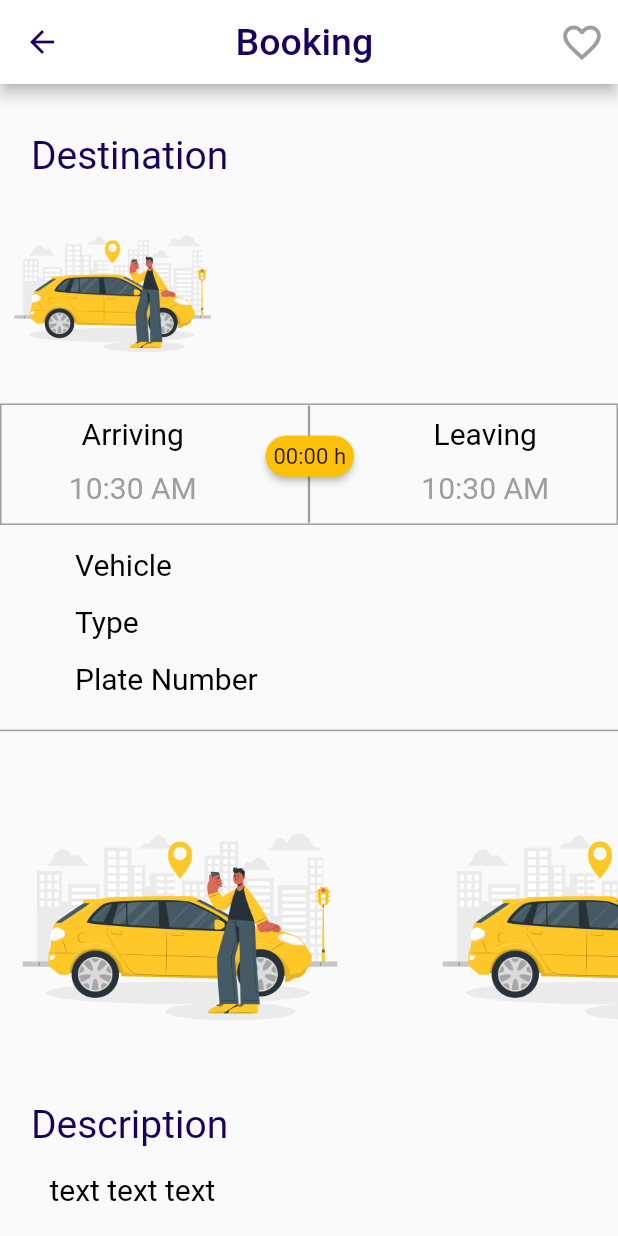
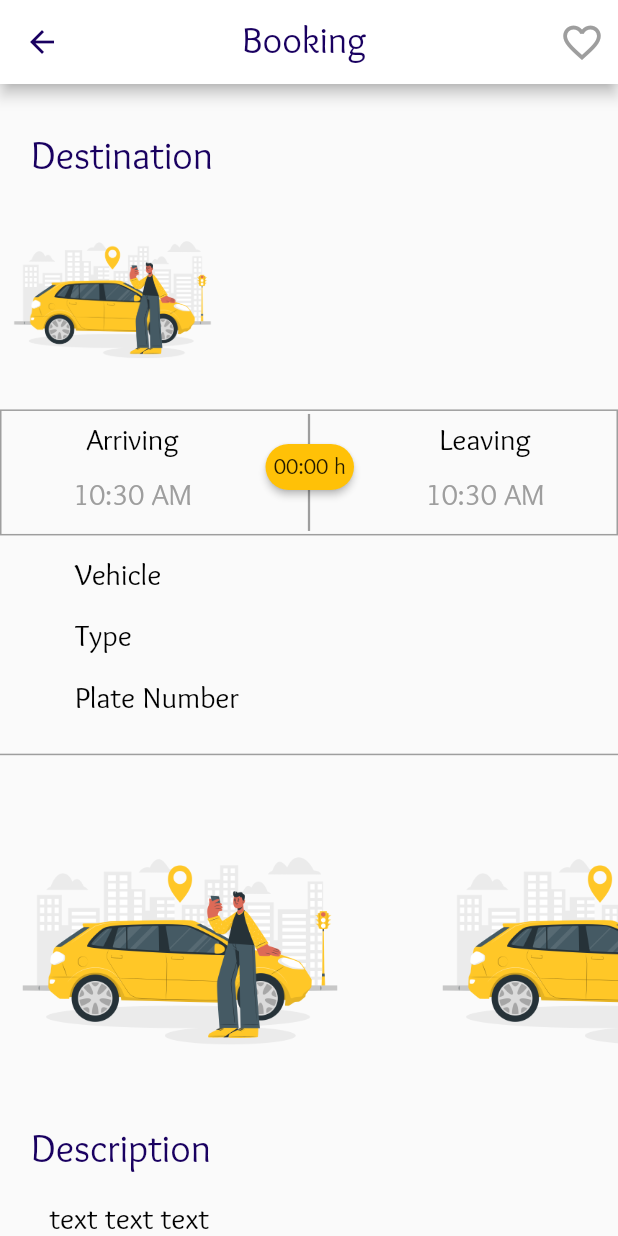
Before and after one commit to AliSahlawi/Ehjez, a Flutter app: the BookingScreen screen opened directly with empty values, on a phone screen of 412 x 824 dp. Run offline on Flutter 3.47's test engine with Material 2 defaults, Android fonts, the phone set to English and light mode, and no system bars; drawn by our look-alikes of badges; our stand-ins replace animated_text_kit, cloud_firestore, firebase_auth, firebase_core, geolocator, google_maps_flutter and 3 more; missing offline and left inert: flutter_stripe; accounts and stored records are empty.

Commit message:
add rate duration + fix font style of booking screen

```diff
--- a/lib/screens/booking_screen.dart
+++ b/lib/screens/booking_screen.dart
@@ -1,4 +1,5 @@
 import 'package:badges/badges.dart';
+import 'package:cloud_firestore/cloud_firestore.dart';
 import 'package:ehjez/components/CustomerReview.dart';
 import 'package:ehjez/constants.dart';
 import 'package:ehjez/models/parking_location.dart';
@@ -69,7 +70,7 @@ class _BookingScreenState extends State<BookingScreen> {
         appBar: AppBar(
           title: Text(
             'Booking ',
-            style: TextStyle(fontSize: 25.0, color: kTextColor),
+            style: TextStyle(fontSize: 25.0, color: kTextColor,fontFamily: "Sukar"),
           ),
           centerTitle: true,
           backgroundColor: Colors.white,
@@ -106,6 +107,7 @@ class _BookingScreenState extends State<BookingScreen> {
                           style: TextStyle(
                             color: kTextColor,
                             fontSize: 26.0,
+                              fontFamily: "Sukar"
                           )),
                     ),
                   ]),
@@ -137,15 +139,15 @@ class _BookingScreenState extends State<BookingScreen> {
                                       snapshot.data!.name,
                                       style: TextStyle(
                                         color: kTextColor,
-                                        fontSize: 25,
+                                        fontSize: 30,
+                                          fontFamily: "Sukar"
                                       ),
                                     ),
                                   ),
                                   Text(
-                                    // "Bulding 2758, Road 4650 Shaikh Khalifa Bin Salman Hwy, Jidhafs",
                                     snapshot.data!.description,
                                     style: TextStyle(
-                                        color: Colors.grey, fontSize: 14),
+                                        color: Colors.grey, fontSize: 16,fontFamily: "Sukar"),
                                   )
                                 ],
                               );
@@ -171,12 +173,15 @@ class _BookingScreenState extends State<BookingScreen> {
                           padding: const EdgeInsets.only(top: 8),
                           child: Text(
                             "Arriving",
-                            style: TextStyle(color: Colors.black, fontSize: 20),
+                            style: TextStyle(
+                                color: Colors.black,
+                                fontSize: 20,
+                                fontFamily: "Sukar"),
                           ),
                         ),
                         TextButton(
                           style: TextButton.styleFrom(
-                            textStyle: const TextStyle(fontSize: 20),
+                            textStyle: const TextStyle(fontSize: 20,fontFamily: "Sukar"),
                           ),
                           onPressed: () async {
                             date0 = (await showDatePicker(context: context,
@@ -228,10 +233,13 @@ class _BookingScreenState extends State<BookingScreen> {
                           child: FittedBox(
                             child: Badge(
                                 badgeContent: Text(
-                                    durationToString(duration())),
+                                    durationToString(duration())
+                                        ,style: TextStyle(fontFamily: "Sukar"),
+                                ),
                                 badgeColor: Colors.amber,
                                 shape: BadgeShape.square,
-                                borderRadius: BorderRadius.circular(20)),
+                                borderRadius: BorderRadius.circular(20)
+                            ),
                           ),
                         ),
                       ],
@@ -243,12 +251,12 @@ class _BookingScreenState extends State<BookingScreen> {
                           padding: const EdgeInsets.only(top: 8.0),
                           child: Text(
                             "Leaving",
-                            style: TextStyle(color: Colors.black, fontSize: 20),
+                            style: TextStyle(color: Colors.black, fontSize: 20,fontFamily: "Sukar"),
                           ),
                         ),
                         TextButton(
                           style: TextButton.styleFrom(
-                            textStyle: const TextStyle(fontSize: 20),
+                            textStyle: const TextStyle(fontSize: 20,fontFamily: "Sukar"),
                           ),
                           onPressed: () async {
                             date1 = (await showDatePicker(context: context,
@@ -306,12 +314,12 @@ class _BookingScreenState extends State<BookingScreen> {
                                 Text(
                                   "Vehicle",
                                   style: TextStyle(
-                                      color: Colors.black, fontSize: 20),
+                                      color: Colors.black, fontSize: 20,fontFamily: "Sukar"),
                                 ),
                                 Text(
                                   snapshot.data!.name,
                                   style: TextStyle(
-                                      color: Colors.grey, fontSize: 14),
+                                      color: Colors.grey, fontSize: 14,fontFamily: "Sukar"),
                                 ),
                               ],
                             ),
@@ -321,12 +329,12 @@ class _BookingScreenState extends State<BookingScreen> {
                                 Text(
                                   "Type",
                                   style: TextStyle(
-                                      color: Colors.black, fontSize: 20),
+                                      color: Colors.black, fontSize: 20,fontFamily: "Sukar"),
                                 ),
                                 Text(
                                   snapshot.data!.phoneNum,
                                   style: TextStyle(
-                                      color: Colors.grey, fontSize: 14),
+                                      color: Colors.grey, fontSize: 14,fontFamily: "Sukar"),
                                 ),
                               ],
                             ),
@@ -336,12 +344,12 @@ class _BookingScreenState extends State<BookingScreen> {
                                 Text(
                                   "Plate Number",
                                   style: TextStyle(
-                                      color: Colors.black, fontSize: 20),
+                                      color: Colors.black, fontSize: 20,fontFamily: "Sukar"),
                                 ),
                                 Text(
                                   snapshot.data!.plateNum,
                                   style: TextStyle(
-                                      color: Colors.grey, fontSize: 14),
+                                      color: Colors.grey, fontSize: 14,fontFamily: "Sukar"),
                                 ),
                               ],
                             ),
@@ -353,7 +361,7 @@ class _BookingScreenState extends State<BookingScreen> {
                         "8888",
                         style: TextStyle(
                             color: Colors.grey,
-                            fontSize: 13),
+                            fontSize: 13,fontFamily: "Sukar"),
                       );
                     }),
               ),
@@ -391,6 +399,7 @@ class _BookingScreenState extends State<BookingScreen> {
                   style: TextStyle(
                     fontSize: 26,
                     color: kTextColor,
+                      fontFamily: "Sukar"
                   ),
                 ),
               ),
@@ -401,6 +410,7 @@ class _BookingScreenState extends State<BookingScreen> {
                   style: TextStyle(
                     fontSize: 20,
                     color: Colors.black,
+                      fontFamily: "Sukar"
                   ),
                 ),
               ),
@@ -422,7 +432,8 @@ class _BookingScreenState extends State<BookingScreen> {
                   "Customer Reviews",
                   style: TextStyle(
                       color: kTextColor,
-                      fontSize: 20
+                      fontSize: 20,
+                      fontFamily: "Sukar"
                   ),
                 ),
               ),
@@ -438,7 +449,7 @@ class _BookingScreenState extends State<BookingScreen> {
                   child: Text(
                     "Write Review",
                     style: TextStyle(color: Colors.grey,
-                        decoration: TextDecoration.underline),
+                        decoration: TextDecoration.underline,fontFamily: "Sukar"),
                   ),
                 ),
               )
@@ -473,7 +484,7 @@ class _BookingScreenState extends State<BookingScreen> {
                                 average.toString(),
                                 style: TextStyle(
                                     color: Colors.black,
-                                    fontSize: 30
+                                    fontSize: 30,fontFamily: "Sukar"
                                 )
                                 ,),
                               Text(
@@ -481,6 +492,7 @@ class _BookingScreenState extends State<BookingScreen> {
                                 style: TextStyle(
                                   color: Colors.grey,
                                   fontSize: 18,
+                                    fontFamily: "Sukar"
                                 ),
                               )
                             ],
@@ -508,11 +520,11 @@ class _BookingScreenState extends State<BookingScreen> {
 
                       customer_review(customerName: feedback['User']['name'],
                           feedback: feedback['String'],
-                          rate: feedback['Rate']),
+                          rate: feedback['Rate'],
+                        time: feedback['Time'],
+                      ),
 
-                    // customer_review(customerName: "ABBAS", feedback: "hello",rate: 1),
-                    // customer_review(customerName: "ABBAS", feedback: "hello",rate: 2),
-                    // customer_review(customerName: "ABBAS", feedback: "hello",rate: 3),
+
                   ],
                 );
               }
@@ -534,7 +546,7 @@ class _BookingScreenState extends State<BookingScreen> {
                     Text("Price",
                       style: TextStyle(
                           color: kTextColor,
-                          fontSize: 25
+                          fontSize: 25,fontFamily: "Sukar"
                       ),
                     ),
                     FutureBuilder<ParkingLocation>(
@@ -552,7 +564,7 @@ class _BookingScreenState extends State<BookingScreen> {
                           "${amount.toStringAsPrecision(2)} BD",
                           style: TextStyle(
                               color: Colors.black,
-                              fontSize: 20
+                              fontSize: 20,fontFamily: "Sukar"
                           ),
                         );
                       },
@@ -572,7 +584,7 @@ class _BookingScreenState extends State<BookingScreen> {
                     padding: EdgeInsets.all(10),
                     minimumSize: Size(150, 20),
                     primary: Colors.amber,
-                    textStyle: TextStyle(fontSize: 26),
+                    textStyle: TextStyle(fontSize: 26,fontFamily: "Sukar"),
                     onPrimary: Colors.black,
                     shape: RoundedRectangleBorder(
                         borderRadius: BorderRadius.circular(50)
@@ -589,9 +601,7 @@ class _BookingScreenState extends State<BookingScreen> {
 
 
   int duration() {
-    int daysDifference = date1
-        .difference(date0)
-        .inMinutes;
+    int daysDifference = date1.difference(date0).inMinutes;
     int hoursDifference = (time1.hour - time0.hour).abs();
     int minutesDifference = (time1.minute - time0.minute);
     int totalMin = (hoursDifference * 60 + minutesDifference);
@@ -634,6 +644,7 @@ class _BookingScreenState extends State<BookingScreen> {
             merchantCountryCode: 'US',
             currencyCode: 'USD'
         ),
+
       );
 
       await Stripe.instance.presentPaymentSheet();
@@ -667,4 +678,6 @@ class _BookingScreenState extends State<BookingScreen> {
   }
 
 
+
+
 }
--- a/lib/screens/payment_screen.dart
+++ b/lib/screens/payment_screen.dart
@@ -12,7 +12,9 @@ class PaymentScreen extends StatelessWidget {
   static String id = 'payment_screen';
   Reservation reservation;
 
-  PaymentScreen({required this.reservation});
+  PaymentScreen({required this.reservation} );
+
+
 
   final userEmail = FirebaseAuth.instance.currentUser?.email;
 
@@ -21,6 +23,7 @@ class PaymentScreen extends StatelessWidget {
     Size size = MediaQuery.of(context).size;
     String arriving = DateFormat.jm().format(reservation.startDate).toString();
     String leaving = DateFormat.jm().format(reservation.finishDate).toString();
+
 
     String data = reservation.toString();
 
```
Also changed, not shown: lib/components/CustomerReview.dart (+66 -8 lines).
